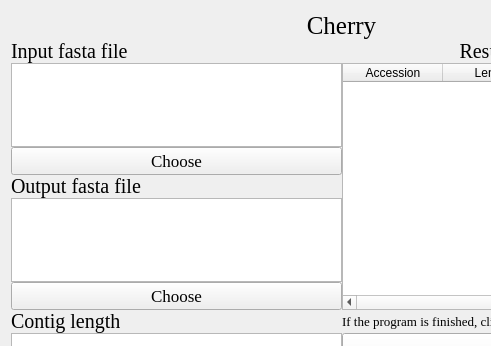
Before: the Qt Designer form Cherry.ui in hzaurzli/MicroWorldOmics, drawn with Qt 5; both pictures show x 0 to 491 and y 0 to 346 of the 683 by 542 pixel window.
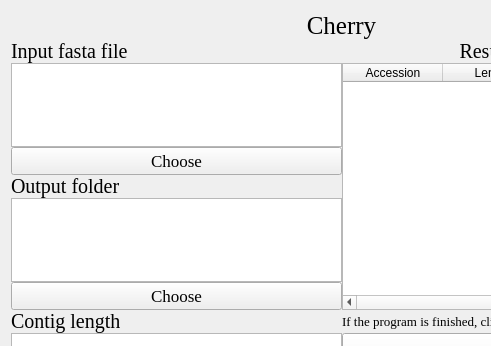
After: the same form once the commit is applied. Icons and pictures are not drawn.

The edit to the form file:
```diff
--- a/Cherry.ui
+++ b/Cherry.ui
@@ -127,7 +127,7 @@
         </font>
        </property>
        <property name="text">
-        <string>Output fasta file</string>
+        <string>Output folder</string>
        </property>
        <property name="alignment">
         <set>Qt::AlignLeading|Qt::AlignLeft|Qt::AlignVCenter</set>
```
